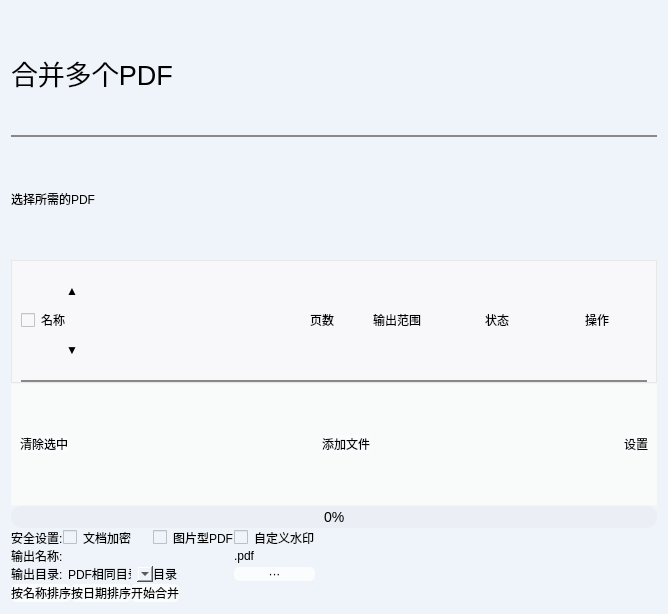
Old version of the form app/ui/pdf_tools/merge/merge_ui.ui in the repository LC044/EasyBox.
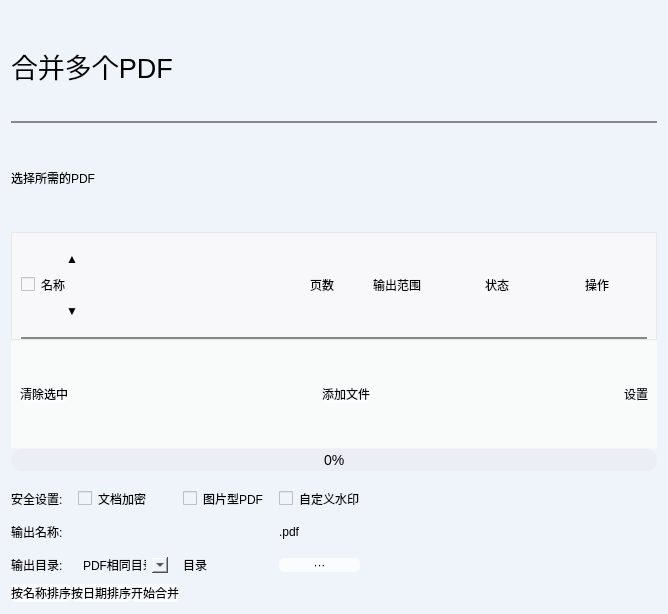
New version of the form.

What changed in the file:
```diff
--- a/app/ui/pdf_tools/merge/merge_ui.ui
+++ b/app/ui/pdf_tools/merge/merge_ui.ui
@@ -365,10 +365,10 @@
        <number>0</number>
       </property>
       <property name="topMargin">
-       <number>0</number>
+       <number>9</number>
       </property>
       <property name="bottomMargin">
-       <number>0</number>
+       <number>9</number>
       </property>
       <item>
        <widget class="QPushButton" name="btn_remove_selected">
@@ -435,8 +435,20 @@
    </item>
    <item>
     <layout class="QHBoxLayout" name="horizontalLayout_4">
+     <property name="leftMargin">
+      <number>0</number>
+     </property>
+     <property name="topMargin">
+      <number>9</number>
+     </property>
      <item>
       <layout class="QGridLayout" name="gridLayout">
+       <property name="topMargin">
+        <number>9</number>
+       </property>
+       <property name="spacing">
+        <number>15</number>
+       </property>
        <item row="2" column="4">
         <widget class="QPushButton" name="pushButton_2">
          <property name="text">
@@ -536,6 +548,9 @@
    </item>
    <item>
     <layout class="QHBoxLayout" name="horizontalLayout">
+     <property name="topMargin">
+      <number>9</number>
+     </property>
      <item>
       <widget class="QPushButton" name="btn_order_by_name">
        <property name="text">
```
